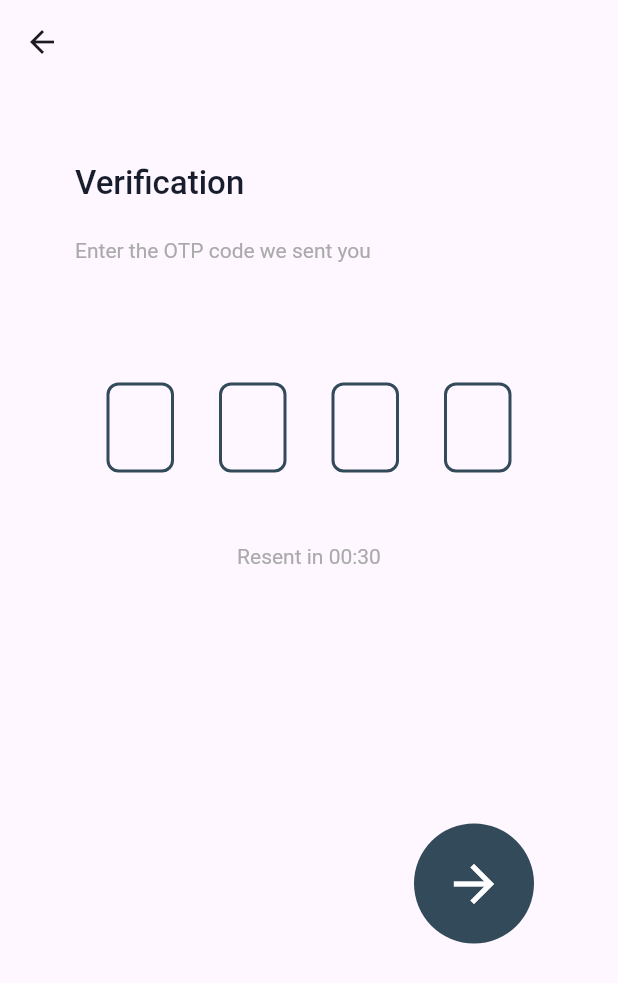
After one commit to Rina-ui/CoffeeShop, a Flutter app: the Verification screen opened directly, on a phone screen of 412 x 824 dp. The commit adds this screen. Shown: the top 983 px of the screen. Run offline on Flutter 3.47's test engine with Material 3 defaults, Android fonts, the phone set to English and light mode, and no system bars; drawn by our look-alikes of pin_code_fields; Roboto replaces fonts that are missing (Poppins).

Commit message:
make two page

```diff
--- a/lib/views/SignIn.dart
+++ b/lib/views/SignIn.dart
@@ -23,6 +23,7 @@ class SignIn extends StatelessWidget {
                   fontFamily: 'Poppins',
                   color: Color(0xFF181D2D)),),]),
             SizedBox(height: 20 ,),
+
             Row(children: [
              Container(
                width: 50,
--- a/lib/views/SignUp.dart
+++ b/lib/views/SignUp.dart
@@ -1,3 +1,4 @@
+import 'package:coffeeshop/views/Forgotpassword.dart';
 import 'package:flutter/material.dart';
 
 class Signup extends StatefulWidget {
@@ -207,7 +208,7 @@ class _SignupState extends State<Signup> {
           GestureDetector(
             onTap: (){
               Navigator.push(context,
-                  MaterialPageRoute(builder: (context) => Signup() ));
+                  MaterialPageRoute(builder: (context) => ForgotPassword() ));
             },
             child:  Row(
               children: [
--- /dev/null
+++ b/lib/views/verification.dart
@@ -0,0 +1,126 @@
+import 'package:flutter/material.dart';
+import 'package:pin_code_fields/pin_code_fields.dart';
+
+class Verification extends StatelessWidget {
+  const Verification({super.key});
+
+  @override
+  Widget build(BuildContext context) {
+    return Scaffold(
+        appBar: AppBar(),
+        body: Column(
+          children: [
+            SizedBox(height: 50),
+            Row(children: [
+              Container(
+                width: 50,
+              ),
+              Text(
+                "Verification",
+                style: TextStyle(
+                    fontWeight: FontWeight.w500,
+                    fontSize: 22,
+                    letterSpacing: 0,
+                    fontFamily: 'Poppins',
+                    color: Color(0xFF181D2D)),
+              ),
+            ]),
+            SizedBox(
+              height: 20,
+            ),
+            Row(
+              children: [
+                Container(
+                  width: 50,
+                ),
+                Text(
+                  "Enter the OTP code we sent you",
+                  style: TextStyle(
+                      fontFamily: 'Poppins',
+                      fontSize: 14,
+                      fontWeight: FontWeight.w400,
+                      letterSpacing: 0,
+                      color: Color(0xFFAAAAAA)),
+                )
+              ],
+            ),
+            SizedBox(
+              height: 60,
+            ),
+            SizedBox(
+              width: 300,
+              child: Column(
+                children: [
+                  Padding(padding: EdgeInsets.all(9)),
+                  PinCodeTextField(
+                    appContext: context,
+                    length: 4,
+                    pinTheme: PinTheme(
+                      shape: PinCodeFieldShape.box,
+                      borderRadius: BorderRadius.circular(8),
+                      fieldHeight: 60,
+                      fieldWidth: 45,
+                      borderWidth: 2,
+                      activeFillColor: Color(0xFFF7F8FB),
+                      selectedFillColor: Color(0xFF324A59),
+                      inactiveFillColor: Color(0xFFF7F8FB),
+                      inactiveColor: Color(0xFF324A59),
+                      activeColor: Colors.green,
+                      fieldOuterPadding: EdgeInsets.symmetric(horizontal: 15),
+                    ),
+                    mainAxisAlignment: MainAxisAlignment.start,
+                  )
+                ],
+              ),
+            ),
+            SizedBox(
+              height: 30,
+            ),
+            Center(
+                child: Text(
+              "Resent in 00:30",
+              style: TextStyle(
+                  fontFamily: 'Poppins',
+                  fontSize: 14,
+                  fontWeight: FontWeight.w400,
+                  letterSpacing: 0,
+                  color: Color(0xFFAAAAAA)),
+            )),
+            SizedBox(
+              height: 150,
+            ),
+            SizedBox(
+              width: 300,
+              child: Column(
+                children: [
+                  Padding(padding: EdgeInsets.all(9)),
+                  GestureDetector(
+                    onTap: () {
+                      Navigator.push(
+                          context,
+                          MaterialPageRoute(
+                              builder: (context) => Verification()));
+                    },
+                    child: Row(
+                      mainAxisAlignment: MainAxisAlignment.spaceAround,
+                      children: [
+                        Spacer(),
+                        CircleAvatar(
+                          radius: 40.0,
+                          backgroundColor: Color(0xFF324A59),
+                          child: Icon(
+                            Icons.arrow_forward,
+                            size: 40,
+                            color: Colors.white,
+                          ),
+                        ),
+                      ],
+                    ),
+                  ),
+                ],
+              ),
+            ),
+          ],
+        ));
+  }
+}
--- a/pubspec.yaml
+++ b/pubspec.yaml
@@ -34,6 +34,7 @@ dependencies:
   # The following adds the Cupertino Icons font to your application.
   # Use with the CupertinoIcons class for iOS style icons.
   cupertino_icons: ^1.0.8
+  pin_code_fields: ^8.0.1
 
 dev_dependencies:
   flutter_test:
```
Also changed, not shown: lib/views/Forgotpassword.dart (added, +97 -0 lines), pubspec.lock, 4 other files.
